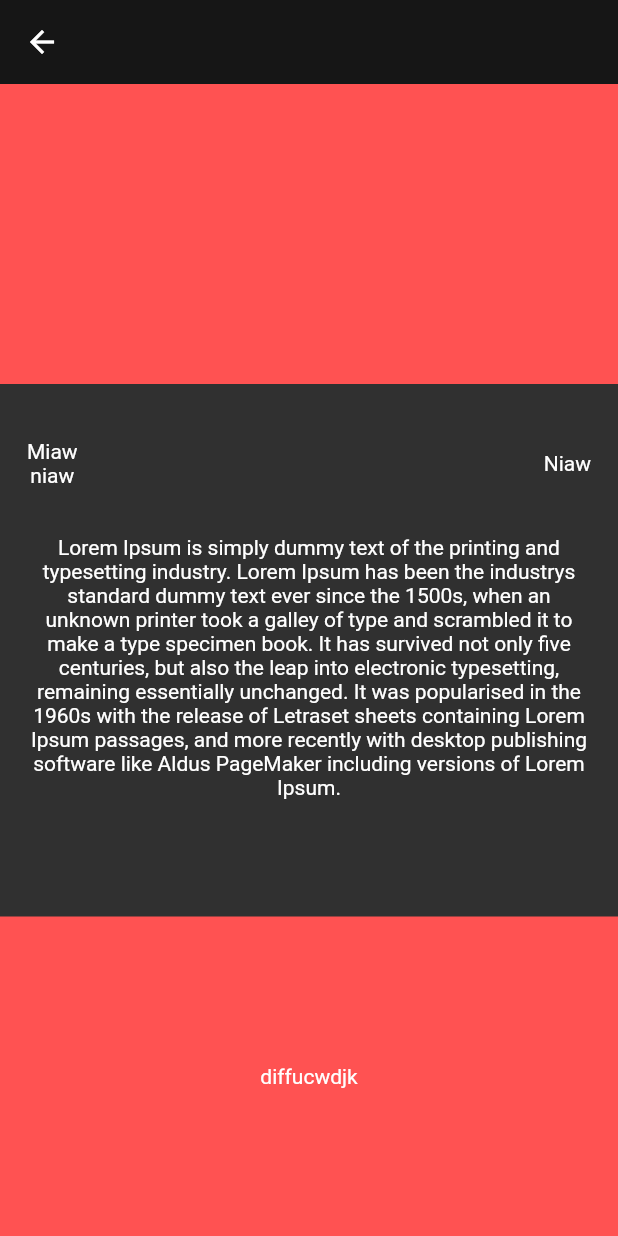
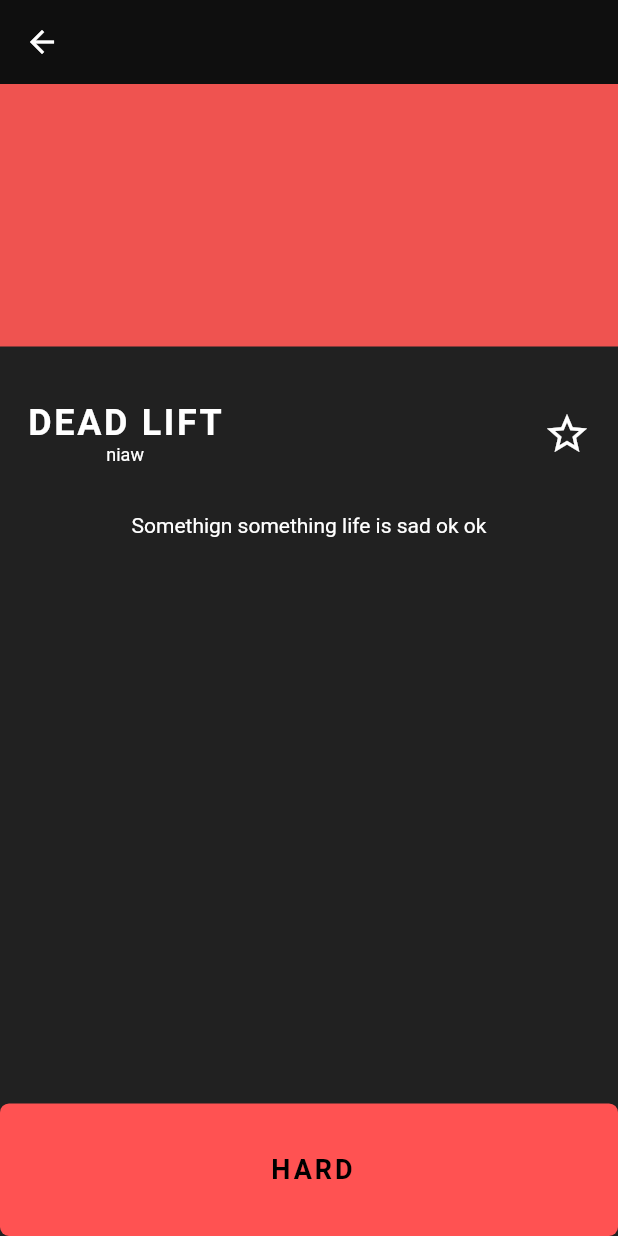
Before and after one commit to RafihYahya/WorkOut_Flutter_APP_V01_ALPHA, a Flutter app: the Allexec screen opened directly with empty values, after a tap on "DEAD LIFT", on a phone screen of 412 x 824 dp. Run offline on Flutter 3.47's test engine with Material 2 defaults, Android fonts, the phone set to English and light mode, and no system bars; our stand-ins replace google_nav_bar.

Commit message:
Desc_more_improv

```diff
--- a/lib/Comp/worktile_hor.dart
+++ b/lib/Comp/worktile_hor.dart
@@ -36,7 +36,7 @@ class WorkTileHState extends State<WorkTileH> {
                 padding: const EdgeInsets.symmetric(
                     horizontal: 20.0, vertical: 28.0),
                 decoration: BoxDecoration(
-                  color: Colors.black45,
+                  color: Colors.black38,
                   borderRadius: BorderRadius.circular(16.0),
                 ),
                 child: Row(
--- a/lib/data/workoutlist.dart
+++ b/lib/data/workoutlist.dart
@@ -1,4 +1,5 @@
 import 'package:flutter/material.dart';
+import 'package:flutter_application_1/data/exec_desc.dart';
 import 'package:flutter_application_1/data/exercise.dart';
 import 'package:flutter_application_1/data/workout.dart';
 
@@ -7,7 +8,15 @@ class WorkOutList extends ChangeNotifier {
     Workout(
       name: 'Back Workout',
       exercise: [
-        Exercise(name: 'Dead Lift', wheight: '70Kg', reps: '10', sets: '3'),
+        Exercise(
+            name: 'Dead Lift',
+            wheight: '70Kg',
+            reps: '10',
+            sets: '3',
+            desc: Description(
+                title: 'DEAD LIFT',
+                desc: 'Somethign something life is sad ok ok',
+                danger: 'HARD')),
         Exercise(name: 'Latpull Down', wheight: '55Kg', reps: '10', sets: '3'),
         Exercise(name: 'Rows', wheight: '75Kg', reps: '10', sets: '3'),
         Exercise(name: 'PlaceHolder', wheight: '70Kg', reps: '10', sets: '3')
--- a/lib/main.dart
+++ b/lib/main.dart
@@ -43,8 +43,8 @@ class _NewWidgetState extends State<NewWidget> {
   @override
   Widget build(BuildContext context) {
     final List<Widget> routes = [
+      HomePage(callback2: updateindex),
       Allexec(callback2: updateindex),
-      HomePage(callback2: updateindex),
       RemExec(callback2: updateindex),
       GraphPage(callback2: updateindex)
     ];
@@ -55,8 +55,9 @@ class _NewWidgetState extends State<NewWidget> {
       home: Scaffold(
           backgroundColor: Colors.grey.shade900,
           body: routes[index],
-          bottomNavigationBar:
-              index != 3 ? Gnavcustom(callback: updateindex) : const SizedBox()),
+          bottomNavigationBar: index != 3
+              ? Gnavcustom(callback: updateindex)
+              : const SizedBox()),
     );
   }
 }
--- a/lib/pages/allexec_page.dart
+++ b/lib/pages/allexec_page.dart
@@ -108,8 +108,9 @@ class _ListviewHorizonState extends State<ListviewHorizon> {
                                 child: Text(
                                   widget.values.workoutlist[index].name,
                                   style: const TextStyle(
-                                      fontSize: 28.0,
-                                      fontWeight: FontWeight.w600),
+                                      fontSize: 24.0,
+                                      fontWeight: FontWeight.w600,
+                                      letterSpacing: 1.5),
                                 )),
                           ],
                         )),
--- a/lib/pages/exerc_descrip_page.dart
+++ b/lib/pages/exerc_descrip_page.dart
@@ -12,11 +12,12 @@ class ExecDesc extends StatelessWidget {
         backgroundColor: Colors.black54,
         elevation: 0,
       ),
+      backgroundColor: Colors.grey.shade900,
       body: Column(
         children: [
           Container(
-            height: 200,
-            color: Colors.redAccent,
+            height: 175,
+            color: Colors.red.shade400,
           ),
           SizedBox(
             height: 25.0,
@@ -26,40 +27,76 @@ class ExecDesc extends StatelessWidget {
                 const EdgeInsets.symmetric(vertical: 12.0, horizontal: 18.0),
             child: Row(
               mainAxisAlignment: MainAxisAlignment.spaceBetween,
+              crossAxisAlignment: CrossAxisAlignment.center,
               children: [
                 Column(
                   children: [
-                    Text('Miaw'),
-                    Text('niaw'),
+                    Text(
+                      execprop.desc!.title,
+                      style: TextStyle(
+                          fontWeight: FontWeight.bold,
+                          fontSize: 24.0,
+                          letterSpacing: 1.75),
+                    ),
+                    Text(
+                      'niaw',
+                      style: TextStyle(fontSize: 12.0),
+                    ),
                   ],
                 ),
-                Text('Niaw'),
+                Icon(
+                  Icons.star_border,
+                  size: 32.0,
+                ),
               ],
             ),
           ),
           SizedBox(
             height: 10.0,
           ),
-          Padding(
-            padding:
-                const EdgeInsets.symmetric(vertical: 10.0, horizontal: 18.0),
-            child: Text(
-              'Lorem Ipsum is simply dummy text of the printing and typesetting industry. Lorem Ipsum has been the industrys standard dummy text ever since the 1500s, when an unknown printer took a galley of type and scrambled it to make a type specimen book. It has survived not only five centuries, but also the leap into electronic typesetting, remaining essentially unchanged. It was popularised in the 1960s with the release of Letraset sheets containing Lorem Ipsum passages, and more recently with desktop publishing software like Aldus PageMaker including versions of Lorem Ipsum.',
-              textAlign: TextAlign.center,
+          Expanded(
+            flex: 4,
+            child: Padding(
+              padding:
+                  const EdgeInsets.symmetric(vertical: 10.0, horizontal: 18.0),
+              child: Text(
+                execprop.desc!.desc,
+                textAlign: TextAlign.justify,
+              ),
             ),
           ),
           SizedBox(
-            height: 68.0,
+            height: 50.0,
           ),
           Expanded(
             child: Container(
-              color: Colors.redAccent,
+              decoration: BoxDecoration(
+                  color: (execprop.desc!.danger == 'HARD')
+                      ? Colors.redAccent
+                      : Colors.greenAccent,
+                  borderRadius: BorderRadius.circular(6.0)),
               child: Row(
                 children: [
                   Expanded(
-                    child: Container(
+                    flex: 1,
+                    child: SizedBox(
                       height: 150,
-                      child: Center(child: Text('diffucwdjk')),
+                      child: Row(
+                        mainAxisAlignment: MainAxisAlignment.center,
+                        children: [
+                          SizedBox(
+                            width: 4.0,
+                          ),
+                          Text(
+                            execprop.desc!.danger,
+                            style: TextStyle(
+                                fontWeight: FontWeight.bold,
+                                fontSize: 18.0,
+                                color: Colors.black,
+                                letterSpacing: 2),
+                          ),
+                        ],
+                      ),
                     ),
                   ),
                 ],
```
